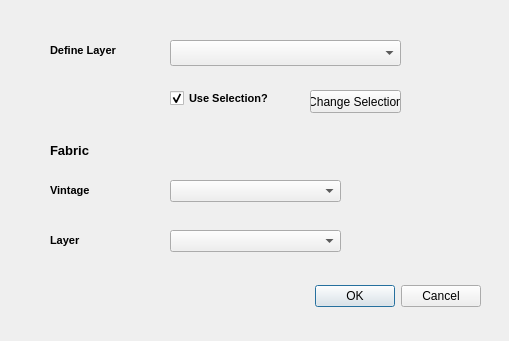
Above: retrievedata_dialog_base.ui from costquestassociates/cqafabric_QGIS before the change. Below: the same form after it.
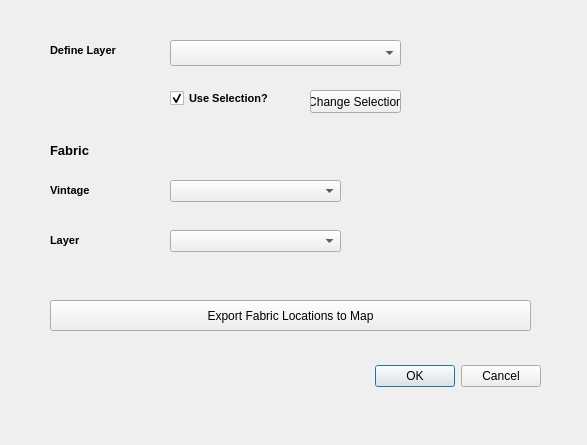
That is the form after the change. Custom widgets are drawn as their Qt base class.

Commit message: Export Lat/Long

What changed in the file:
```diff
--- a/retrievedata_dialog_base.ui
+++ b/retrievedata_dialog_base.ui
@@ -6,8 +6,8 @@
    <rect>
     <x>0</x>
     <y>0</y>
-    <width>509</width>
-    <height>341</height>
+    <width>587</width>
+    <height>445</height>
    </rect>
   </property>
   <property name="windowTitle">
@@ -16,8 +16,8 @@
   <widget class="QDialogButtonBox" name="buttonBox">
    <property name="geometry">
     <rect>
-     <x>140</x>
-     <y>280</y>
+     <x>200</x>
+     <y>360</y>
      <width>341</width>
      <height>32</height>
     </rect>
@@ -180,6 +180,19 @@
     <string>Change Selection</string>
    </property>
   </widget>
+  <widget class="QPushButton" name="pushButton_AddData">
+   <property name="geometry">
+    <rect>
+     <x>50</x>
+     <y>300</y>
+     <width>481</width>
+     <height>31</height>
+    </rect>
+   </property>
+   <property name="text">
+    <string>Export Fabric Locations to Map</string>
+   </property>
+  </widget>
  </widget>
  <customwidgets>
   <customwidget>
```
The commit also changes 7 other files.
